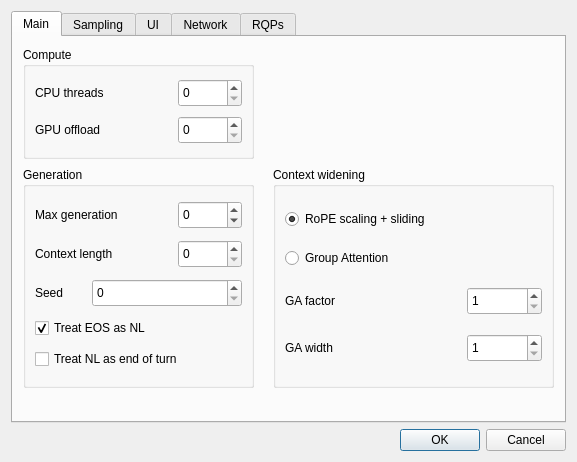
First picture: the form in anna_graphica/settingsdialog.ui, repository matrixsmaster/ANNA, before the edit.
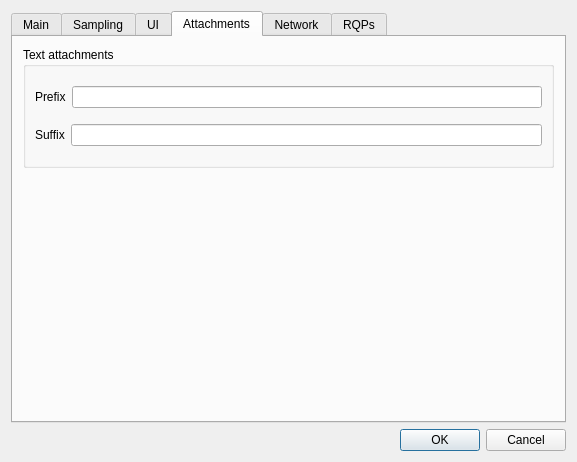
Second picture: the form after the edit. The open tabs and pages were chosen to show the change. Icons and pictures are not drawn.

Commit message: GUI: started working on text decorations for attachments and RQPs

Diff of the .ui file:
```diff
--- a/anna_graphica/settingsdialog.ui
+++ b/anna_graphica/settingsdialog.ui
@@ -1050,6 +1050,62 @@
        </property>
       </widget>
      </widget>
+     <widget class="QWidget" name="tab_6">
+      <attribute name="title">
+       <string>Attachments</string>
+      </attribute>
+      <widget class="QGroupBox" name="groupBox_9">
+       <property name="geometry">
+        <rect>
+         <x>10</x>
+         <y>10</y>
+         <width>531</width>
+         <height>121</height>
+        </rect>
+       </property>
+       <property name="title">
+        <string>Text attachments</string>
+       </property>
+       <layout class="QVBoxLayout" name="verticalLayout_10">
+        <item>
+         <layout class="QHBoxLayout" name="horizontalLayout_8">
+          <item>
+           <widget class="QLabel" name="label_9">
+            <property name="text">
+             <string>Prefix</string>
+            </property>
+           </widget>
+          </item>
+          <item>
+           <widget class="QLineEdit" name="taPrefix">
+            <property name="toolTip">
+             <string>Use &quot;\n&quot; to insert newline; &quot;%f&quot; to insert file name</string>
+            </property>
+           </widget>
+          </item>
+         </layout>
+        </item>
+        <item>
+         <layout class="QHBoxLayout" name="horizontalLayout_9">
+          <item>
+           <widget class="QLabel" name="label_10">
+            <property name="text">
+             <string>Suffix</string>
+            </property>
+           </widget>
+          </item>
+          <item>
+           <widget class="QLineEdit" name="taSuffix">
+            <property name="toolTip">
+             <string>Use &quot;\n&quot; to insert newline; &quot;%f&quot; to insert file name</string>
+            </property>
+           </widget>
+          </item>
+         </layout>
+        </item>
+       </layout>
+      </widget>
+     </widget>
      <widget class="QWidget" name="tab_4">
       <attribute name="title">
        <string>Network</string>
```
Left out of the diff: 3 changed lines with no effect on the pictures. The commit also changes 4 other files.
